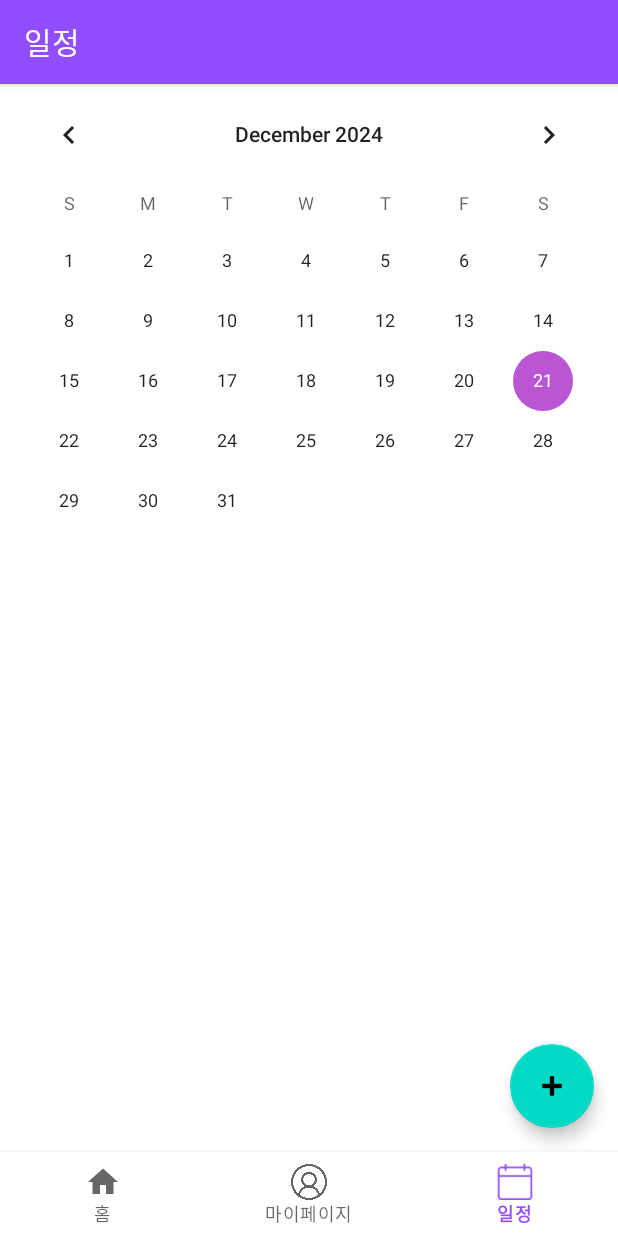
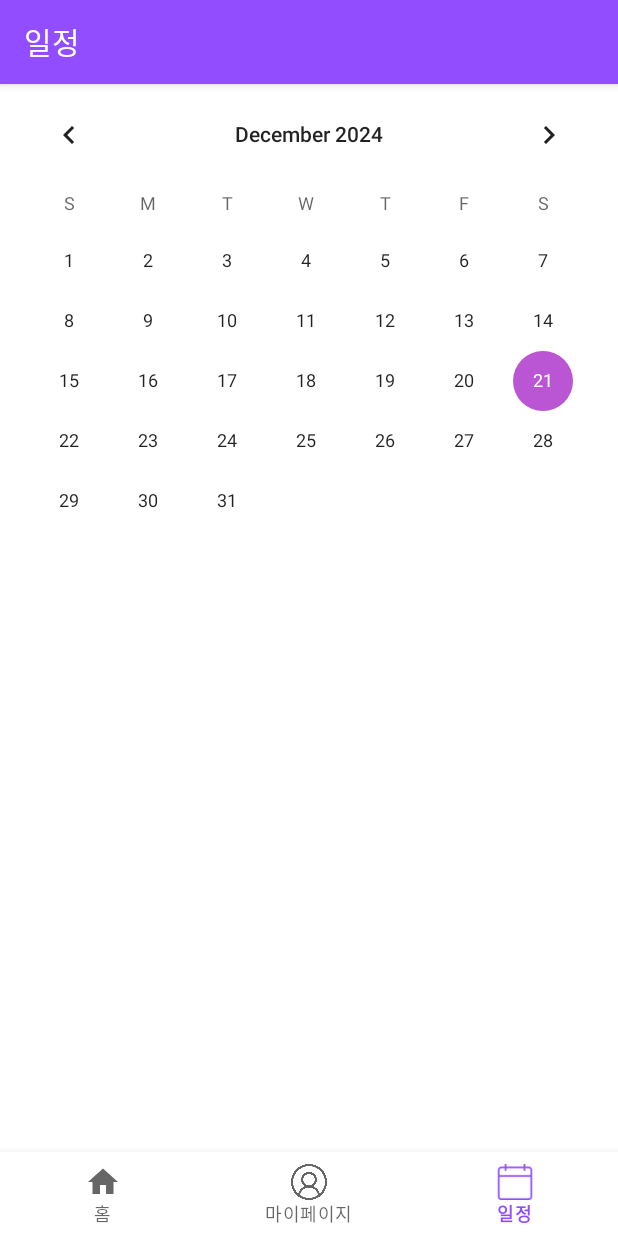
Before and after one commit to Jeha0101/AppointmentGeneration, an Android app: the SchedulesFragment screen opened through its navigation route, on a phone screen of 412 x 824 dp. Run offline under Robolectric (Android 15) with nearby library versions, the phone set to English and light mode, and no system bars; our stand-ins replace Firebase (no records; nobody signed in at launch, a user with empty details on screens opened directly), navigation-ui.

Commit message:
fab버튼 제거
일정 탭에서 여분의 fab버튼제거

```diff
--- a/app/src/main/java/com/example/appointmentgeneration/ui/schedules/SchedulesFragment.kt
+++ b/app/src/main/java/com/example/appointmentgeneration/ui/schedules/SchedulesFragment.kt
@@ -24,10 +24,6 @@ class SchedulesFragment : Fragment() {
 
     override fun onViewCreated(view: View, savedInstanceState: Bundle?) {
         super.onViewCreated(view, savedInstanceState)
-
-        binding.fabAddSchedule.setOnClickListener {
-            findNavController().navigate(R.id.action_navigation_schedules_to_scheduleCreationFragment)
-        }
     }
 
     override fun onDestroyView() {
--- a/app/src/main/res/layout/fragment_schedules.xml
+++ b/app/src/main/res/layout/fragment_schedules.xml
@@ -38,13 +38,4 @@
         app:layout_constraintStart_toStartOf="parent"
         app:layout_constraintEnd_toEndOf="parent" />
 
-    <com.google.android.material.floatingactionbutton.FloatingActionButton
-        android:id="@+id/fab_add_schedule"
-        android:layout_width="wrap_content"
-        android:layout_height="wrap_content"
-        android:layout_margin="16dp"
-        android:src="@android:drawable/ic_input_add"
-        app:layout_constraintBottom_toBottomOf="parent"
-        app:layout_constraintEnd_toEndOf="parent" />
-
 </androidx.constraintlayout.widget.ConstraintLayout>
```
